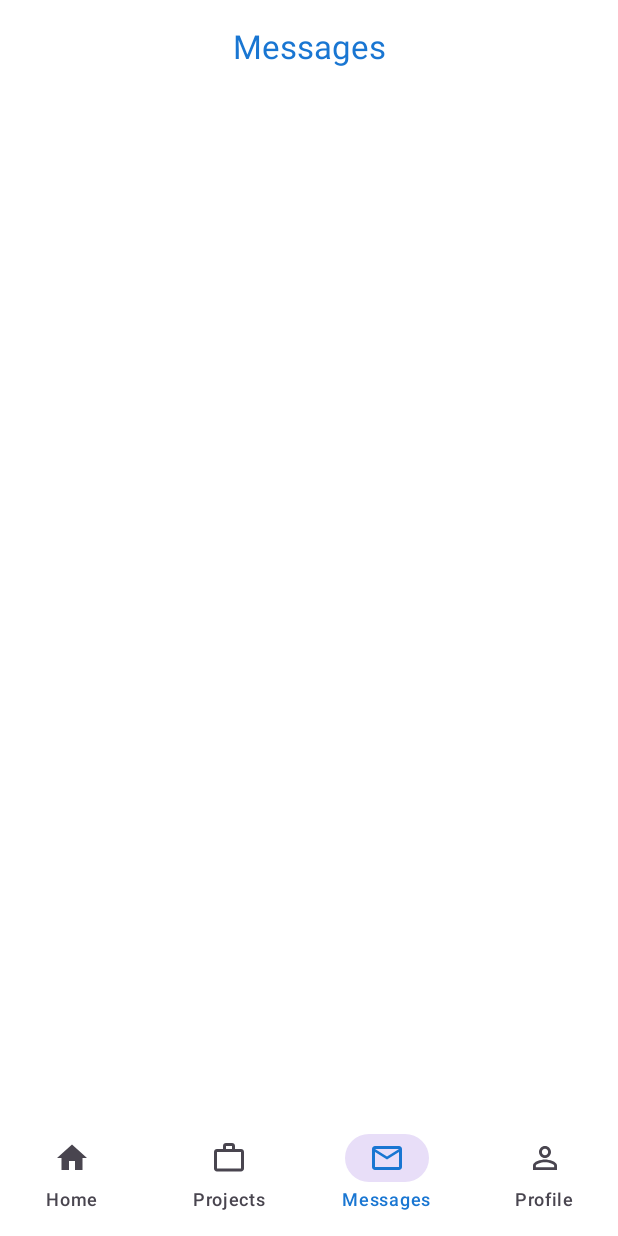
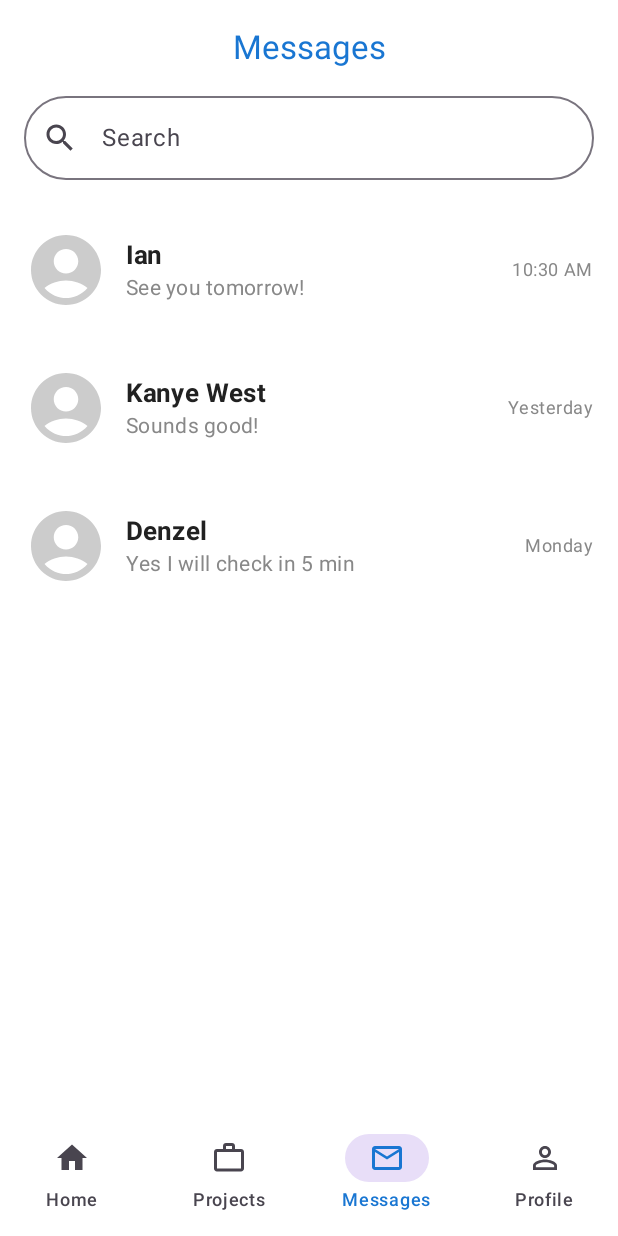
Before and after one commit to K6EDWIN/StrathTank_2.0, an Android app built with Jetpack Compose: the AlumniGraph screen opened through its navigation route, item 3 of the bottom bar chosen, on a phone screen of 412 x 824 dp. Run offline under Robolectric (Android 15) with nearby library versions, the phone set to English and light mode, and no system bars; pictures from the network do not load.

Commit message:
added  messages screen,project screen and message view space

```diff
--- a/app/src/main/java/com/example/strathtankalumni/navigation/navigation.kt
+++ b/app/src/main/java/com/example/strathtankalumni/navigation/navigation.kt
@@ -1,11 +1,10 @@
-// File: com/example/strathtankalumni/navigation/AppNavHost.kt
 package com.example.strathtankalumni.navigation
 
 import androidx.compose.foundation.layout.PaddingValues
 import androidx.compose.foundation.layout.padding
 import androidx.compose.runtime.Composable
 import androidx.compose.runtime.getValue
-import androidx.compose.runtime.remember // 👈✅ ADD THIS IMPORT
+import androidx.compose.runtime.remember
 import androidx.compose.ui.Modifier
 import androidx.navigation.NavHostController
 import androidx.navigation.NavType
@@ -20,8 +19,8 @@ import com.example.strathtankalumni.ui.auth.ForgotPasswordScreen
 import com.example.strathtankalumni.ui.auth.LoginScreen
 import com.example.strathtankalumni.ui.auth.RegistrationScreen
 import com.example.strathtankalumni.ui.auth.WelcomeScreen
-import java.net.URLDecoder // 👈✅ ADD THIS IMPORT
-import java.nio.charset.StandardCharsets // 👈✅ ADD THIS IMPORT
+import java.net.URLDecoder
+import java.nio.charset.StandardCharsets
 
 // ------------------ ROUTES ------------------ //
 sealed class Screen(val route: String) {
@@ -44,6 +43,11 @@ sealed class Screen(val route: String) {
     object ProjectView : Screen("project_view/{title}/{description}") {
         fun createRoute(title: String, description: String): String =
             "project_view/${title}/${description}"
+    }
+
+    // 👈✅ CHANGE 1: Add the new Direct Message route
+    object DirectMessage : Screen("direct_message/{userName}") {
+        fun createRoute(userName: String): String = "direct_message/$userName"
     }
 }
 
@@ -73,6 +77,19 @@ fun AppNavHost(navController: NavHostController) {
         // Global notifications
         composable(Screen.AlumniNotifications.route) {
             AlumniNotificationsScreen(navController = navController)
+        }
+
+        // 👈✅ CHANGE 2: Add the DM screen route HERE (outside the AlumniGraph)
+        // This ensures it has no bottom navigation bar.
+        composable(
+            route = Screen.DirectMessage.route,
+            arguments = listOf(navArgument("userName") { type = NavType.StringType })
+        ) { backStackEntry ->
+            val userName = backStackEntry.arguments?.getString("userName") ?: "Chat"
+            DirectMessageScreen(
+                navController = navController,
+                userName = userName
+            )
         }
     }
 }
@@ -105,8 +122,14 @@ fun AlumniGraph(mainNavController: NavHostController) {
                 )
             }
 
+            // 👈✅ CHANGE 3: Update this composable call
+            // Pass mainNavController (to navigate *out* to the DM screen)
+            // Pass paddingValues (to respect the Scaffold's padding)
             composable(Screen.AlumniMessages.route) {
-                AlumniMessagesScreen(navController)
+                AlumniMessagesScreen(
+                    navController = mainNavController,
+                    paddingValues = paddingValues
+                )
             }
 
             composable(Screen.AlumniProfile.route) {
@@ -122,11 +145,9 @@ fun AlumniGraph(mainNavController: NavHostController) {
                     navArgument("description") { type = NavType.StringType }
                 )
             ) { backStackEntry ->
-                // 1. Get arguments
                 val title = backStackEntry.arguments?.getString("title") ?: ""
                 val description = backStackEntry.arguments?.getString("description") ?: ""
 
-                // 2. Decode them (this is crucial)
                 val decodedTitle = remember(title) {
                     URLDecoder.decode(title, StandardCharsets.UTF_8.toString())
                 }
@@ -134,7 +155,6 @@ fun AlumniGraph(mainNavController: NavHostController) {
                     URLDecoder.decode(description, StandardCharsets.UTF_8.toString())
                 }
 
-                // 3. Call your new screen and pass the back action
                 ProjectViewScreen(
                     title = decodedTitle,
                     description = decodedDescription,
--- a/app/src/main/java/com/example/strathtankalumni/ui/alumni/AlumniMessagesScreen.kt
+++ b/app/src/main/java/com/example/strathtankalumni/ui/alumni/AlumniMessagesScreen.kt
@@ -1,21 +1,144 @@
 package com.example.strathtankalumni.ui.alumni
 
+import androidx.compose.foundation.clickable
+import androidx.compose.foundation.interaction.MutableInteractionSource
+import androidx.compose.foundation.layout.Arrangement
 import androidx.compose.foundation.layout.Column
+import androidx.compose.foundation.layout.PaddingValues
+import androidx.compose.foundation.layout.Row
+import androidx.compose.foundation.layout.Spacer
 import androidx.compose.foundation.layout.fillMaxSize
+import androidx.compose.foundation.layout.fillMaxWidth
+import androidx.compose.foundation.layout.height
 import androidx.compose.foundation.layout.padding
+import androidx.compose.foundation.layout.size
+import androidx.compose.foundation.layout.width
+import androidx.compose.foundation.lazy.LazyColumn
+import androidx.compose.foundation.shape.RoundedCornerShape
+import androidx.compose.material.icons.Icons
+import androidx.compose.material.icons.filled.AccountCircle
+import androidx.compose.material.icons.filled.Search
+import androidx.compose.material3.ExperimentalMaterial3Api
+import androidx.compose.material3.Icon
+import androidx.compose.material3.MaterialTheme
+import androidx.compose.material3.OutlinedTextField
 import androidx.compose.material3.Text
 import androidx.compose.runtime.Composable
+import androidx.compose.runtime.remember
+import androidx.compose.ui.Alignment
 import androidx.compose.ui.Modifier
+import androidx.compose.ui.graphics.Color
+import androidx.compose.ui.text.font.FontWeight
+import androidx.compose.ui.text.style.TextOverflow
 import androidx.compose.ui.unit.dp
+import androidx.compose.ui.unit.sp
 import androidx.navigation.NavHostController
+import com.example.strathtankalumni.navigation.Screen
 
+@OptIn(ExperimentalMaterial3Api::class)
 @Composable
-fun AlumniMessagesScreen(navController: NavHostController) {
+fun AlumniMessagesScreen(
+    navController: NavHostController,
+    paddingValues: PaddingValues
+) {
     Column(
         modifier = Modifier
             .fillMaxSize()
-            .padding(16.dp)
+            .padding(bottom = paddingValues.calculateBottomPadding())
+            .padding(horizontal = 16.dp)
     ) {
-        Text(text = "  ")
+        OutlinedTextField(
+            value = "",
+            onValueChange = {},
+            placeholder = { Text("Search") },
+            leadingIcon = { Icon(Icons.Default.Search, contentDescription = "Search") },
+            modifier = Modifier.fillMaxWidth(),
+            shape = RoundedCornerShape(32.dp)
+        )
+
+        Spacer(Modifier.height(24.dp))
+
+        LazyColumn(verticalArrangement = Arrangement.spacedBy(20.dp)) {
+            item {
+                ConversationRow(
+                    name = "Ian",
+                    lastMessage = "See you tomorrow!",
+                    timestamp = "10:30 AM",
+                    onClick = {
+                        navController.navigate(Screen.DirectMessage.createRoute("Ian"))
+                    }
+                )
+            }
+            item {
+                ConversationRow(
+                    name = "Kanye West",
+                    lastMessage = "Sounds good!",
+                    timestamp = "Yesterday",
+                    onClick = {
+                        navController.navigate(Screen.DirectMessage.createRoute("Kanye West"))
+                    }
+                )
+            }
+            item {
+                ConversationRow(
+                    name = "Denzel",
+                    lastMessage = "Yes I will check in 5 min",
+                    timestamp = "Monday",
+                    onClick = {
+                        navController.navigate(Screen.DirectMessage.createRoute("Denzel"))
+                    }
+                )
+            }
+        }
     }
 }
+
+@Composable
+private fun ConversationRow(
+    name: String,
+    lastMessage: String,
+    timestamp: String,
+    onClick: () -> Unit
+) {
+    val interactionSource = remember { MutableInteractionSource() }
+
+    Row(
+        modifier = Modifier
+            .fillMaxWidth()
+            .clickable(
+                interactionSource = interactionSource,
+                indication = null,
+                onClick = onClick
+            )
+            .padding(vertical = 8.dp),
+        verticalAlignment = Alignment.CenterVertically
+    ) {
+        Icon(
+            imageVector = Icons.Default.AccountCircle,
+            contentDescription = "$name's profile picture",
+            modifier = Modifier.size(56.dp),
+            tint = Color.LightGray
+        )
+
+        Spacer(Modifier.width(12.dp))
+
+        Column(modifier = Modifier.weight(1f)) {
+            Text(name, fontWeight = FontWeight.Bold, fontSize = 17.sp)
+            Text(
+                text = lastMessage,
+                style = MaterialTheme.typography.bodyMedium,
+                color = Color.Gray,
+                maxLines = 1,
+                overflow = TextOverflow.Ellipsis
+            )
+        }
+
+        Spacer(Modifier.width(8.dp))
+
+        Text(
+            text = timestamp,
+            style = MaterialTheme.typography.bodySmall,
+            color = Color.Gray
+        )
+    }
+}
--- a/app/src/main/java/com/example/strathtankalumni/ui/alumni/AlumniProfileScreen.kt
+++ b/app/src/main/java/com/example/strathtankalumni/ui/alumni/AlumniProfileScreen.kt
@@ -393,7 +393,7 @@ private fun ProfileSection(
     }
 }
 
-@OptIn(ExperimentalLayoutApi::class) // 👈✅ ADDED THIS for FlowRow
+@OptIn(ExperimentalLayoutApi::class)
 @Composable
 fun FlowRowLayout(
     items: List<String>,
```
Also changed, not shown: app/build.gradle.kts (+91 -6 lines), app/src/main/java/com/example/strathtankalumni/ui/alumni/DirectMessageScreen.kt (added, +145 -0 lines).
